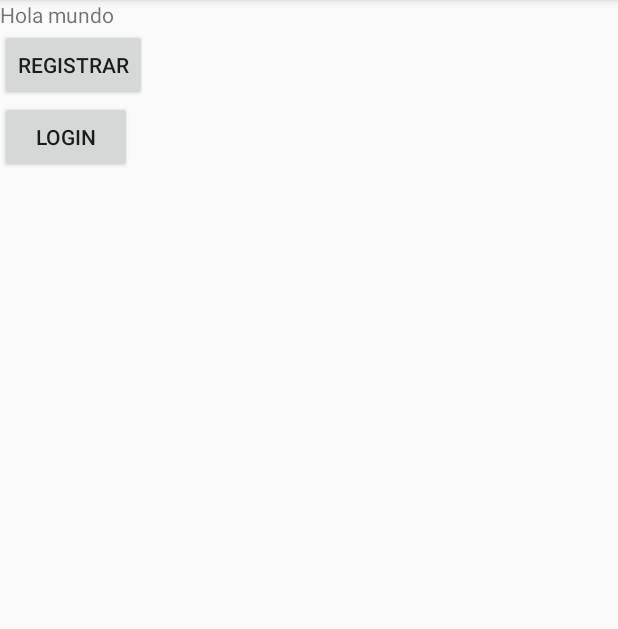
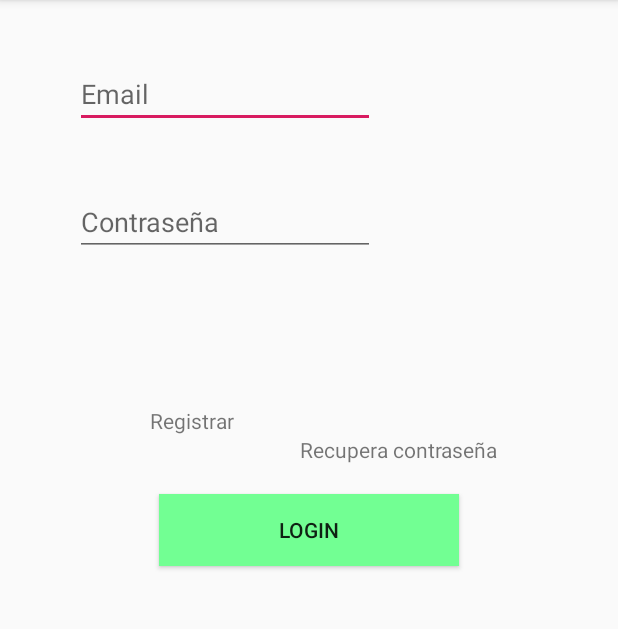
Before and after one commit to iFoodieTM/Android, an Android app: the screen it shows after launch (LoginActivity), after a tap on "LOGIN", on a phone screen of 412 x 824 dp, the part 84-713 px from its top. Run offline under Robolectric (Android 15) with nearby library versions, the phone set to English and light mode, and no system bars; 1 statement that could not run was skipped.

Commit message:
Pantalla login y conexion api HECHA (bienestar)

```diff
--- a/app/src/main/java/com/example/ifoodie/BienestarApi.java
+++ b/app/src/main/java/com/example/ifoodie/BienestarApi.java
@@ -10,4 +10,8 @@ public interface BienestarApi {
     @FormUrlEncoded
     @POST("register")
     Call<String> postRegister(@Field("name") String name, @Field("email") String email, @Field("password") String password);
+
+    @FormUrlEncoded
+    @POST("login")
+    Call<String> postLogin(@Field("email") String email, @Field("password") String password);
 }
--- a/app/src/main/java/com/example/ifoodie/LoginActivity.java
+++ b/app/src/main/java/com/example/ifoodie/LoginActivity.java
@@ -1,48 +1,86 @@
 package com.example.ifoodie;
 
-import androidx.annotation.Nullable;
+
 import androidx.appcompat.app.AppCompatActivity;
 
 import android.content.Intent;
 import android.os.Bundle;
 import android.util.Log;
 import android.view.View;
-import android.widget.TextView;
+import android.widget.Button;
+import android.widget.EditText;
 import android.widget.Toast;
+
+
+import retrofit2.Call;
+import retrofit2.Callback;
+import retrofit2.Response;
+
+import retrofit2.Retrofit;
+import retrofit2.converter.gson.GsonConverterFactory;
+import retrofit2.converter.scalars.ScalarsConverterFactory;
 
 public class LoginActivity extends AppCompatActivity {
 
-    TextView texto;
+    EditText editMail;
+    EditText editPass;
+    Button ok;
 
-
+    Retrofit retrofit;
+    BienestarApi bienestarApi;
 
     @Override
     protected void onCreate(Bundle savedInstanceState) {
         super.onCreate(savedInstanceState);
         setContentView(R.layout.activity_login);
-        texto = findViewById(R.id.textEjemplo);
+
+        editMail = findViewById(R.id.editMail);
+        editPass = findViewById(R.id.editPass);
+        ok = findViewById(R.id.ok);
+
+        retrofit = new Retrofit.Builder()
+                .baseUrl("http://10.0.2.2:8888/Ruben/Bienestapp/public/index.php/api/") // URL del servidor (API)
+                .addConverterFactory(ScalarsConverterFactory.create()) // Conversor de tipos primitivos
+                .addConverterFactory(GsonConverterFactory.create()) // Conversor de JSON
+                .build();
+        bienestarApi = retrofit.create(BienestarApi.class);
+
+        ok.setOnClickListener(new View.OnClickListener() {
+            @Override
+            public void onClick(View view) {
+                btLogin();
+            }
+        });
     }
 
     public void btRegistrar(View view) {
         Intent intent = new Intent(this, RegisterActivity.class);
-        startActivityForResult(intent,1);
+        startActivity(intent);
 
     }
 
-    @Override
-    protected void onActivityResult(int requestCode, int resultCode, @Nullable Intent data) {
-        super.onActivityResult(requestCode, resultCode, data);
-        if (requestCode == 1) {
-            if (resultCode == RESULT_OK) {
-                String text = data.getStringExtra("textoEnviado");
-                texto.setText(text);
-            } else {
-                Log.d("**********", "No se ha escrito nada");
+    public void btLogin() {
+        final String email = editMail.getText().toString();
+        final String pass = editPass.getText().toString();
+
+        Call<String> call = bienestarApi.postLogin(email, pass);
+
+        call.enqueue(new Callback<String>() {
+            @Override
+            public void onResponse(Call<String> call, Response<String> response) {
+
+                if (email.isEmpty() || pass.isEmpty()){
+                    Toast.makeText(LoginActivity.this, "Faltan campos por rellenar", Toast.LENGTH_SHORT).show();
+                } else {
+                    Toast.makeText(LoginActivity.this, "Login correcto", Toast.LENGTH_SHORT).show();
+                    Log.d("Ruben",response.body());
+                }
             }
-        }
 
-    }
-
-    public void btLogin(View view) {
+            @Override
+            public void onFailure(Call<String> call, Throwable t) {
+                Toast.makeText(LoginActivity.this, "Algo ha ido mal", Toast.LENGTH_SHORT).show();
+            }
+        });
     }
 }
--- a/app/src/main/res/layout/activity_login.xml
+++ b/app/src/main/res/layout/activity_login.xml
@@ -7,22 +7,45 @@
     android:orientation="vertical"
     tools:context=".LoginActivity">
 
+
+    <EditText
+        android:id="@+id/editMail"
+        android:layout_width="200sp"
+        android:layout_height="wrap_content"
+        android:layout_marginLeft="50sp"
+        android:layout_marginTop="40sp"
+        android:hint="@string/email"/>
+
+    <EditText
+        android:id="@+id/editPass"
+        android:layout_width="200sp"
+        android:layout_height="wrap_content"
+        android:layout_marginLeft="50sp"
+        android:layout_marginTop="40sp"
+        android:hint="@string/password"/>
+
     <TextView
-        android:id="@+id/textEjemplo"
         android:layout_width="wrap_content"
         android:layout_height="wrap_content"
-        android:text="Hola mundo" />
+        android:layout_marginLeft="100sp"
+        android:layout_marginTop="100sp"
+        android:onClick="btRegistrar"
+        android:text="Registrar" />
+
+    <TextView
+        android:layout_width="wrap_content"
+        android:layout_height="wrap_content"
+        android:layout_marginLeft="200sp"
+        android:onClick="btRegistrar"
+        android:text="Recupera contraseña" />
 
     <Button
-        android:layout_width="wrap_content"
+        android:id="@+id/ok"
+        android:layout_width="200sp"
         android:layout_height="wrap_content"
-        android:text="registrar"
-        android:onClick="btRegistrar"/>
-
-    <Button
-        android:layout_width="wrap_content"
-        android:layout_height="wrap_content"
+        android:layout_gravity="center"
+        android:layout_marginTop="20sp"
         android:text="Login"
-        android:onClick="btLogin" />
+        android:background="@color/colorLogin"/>
 
 </LinearLayout>
--- a/app/src/main/res/values/colors.xml
+++ b/app/src/main/res/values/colors.xml
@@ -5,4 +5,5 @@
     <color name="colorAccent">#D81B60</color>
     <color name="colorTitle">#D9841B</color>
     <color name="colorRegister">#FF747A</color>
+    <color name="colorLogin">#72FF93</color>
 </resources>
--- a/app/src/main/res/values/strings.xml
+++ b/app/src/main/res/values/strings.xml
@@ -1,3 +1,6 @@
 <resources>
     <string name="app_name">iFoodie</string>
+    <string name="email">Email</string>
+    <string name="password">Contraseña</string>
+    <string name="name">Nombre</string>
 </resources>
```
Also changed, not shown: app/src/main/java/com/example/ifoodie/RegisterActivity.java (+6 -5 lines), app/src/main/res/layout/activity_register.xml (+4 -4 lines).
